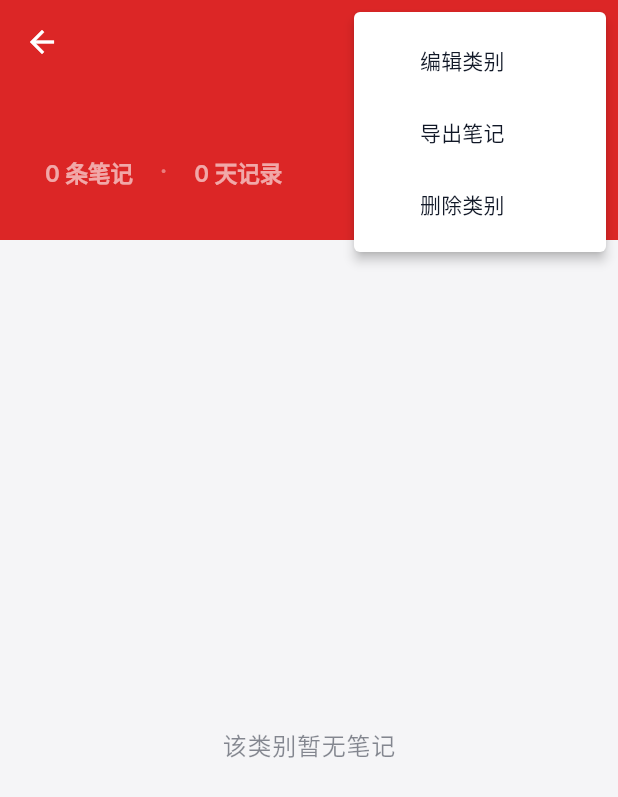
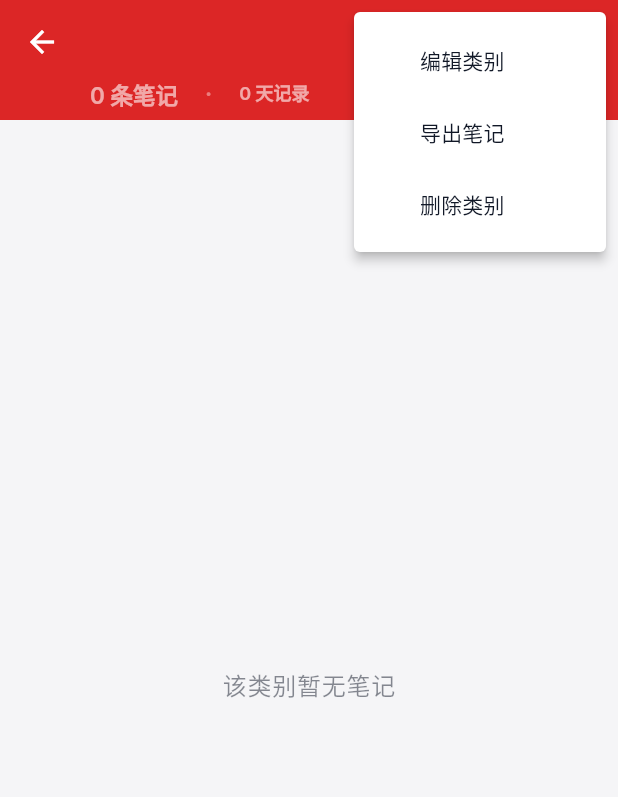
Before and after one commit to Lvlin-Qiuyu/ze-memo, a Flutter app: the CategoryDetailPage screen opened directly with empty values, after a tap on the "more vert" icon, on a phone screen of 412 x 824 dp. Shown: the top 797 px of the screen. Run offline on Flutter 3.47's test engine with Material 3 defaults, Android fonts, the light colour scheme and no system bars; our stand-ins replace dio, google_fonts, shared_preferences; accounts and stored records are empty; statements that could not run were skipped.

Commit message:
调整笔记内容页标题栏的样式

```diff
--- a/lib/presentation/pages/category_detail_page.dart
+++ b/lib/presentation/pages/category_detail_page.dart
@@ -67,7 +67,7 @@ class _CategoryDetailPageState extends State<CategoryDetailPage> {
         slivers: [
           // 自定义 AppBar
           SliverAppBar(
-            expandedHeight: 160,
+            expandedHeight: 80,
             floating: false,
             pinned: true,
             backgroundColor: _getCategoryColor(context),
@@ -76,9 +76,10 @@ class _CategoryDetailPageState extends State<CategoryDetailPage> {
               titlePadding: EdgeInsets.zero,
               title: Container(
                 padding: const EdgeInsets.only(
-                  left: 20,
-                  bottom: 24,
-                  right: 80,
+                  left: 40,
+                  top: 5,
+                  bottom: 5,
+                  right: 40,
                 ),
                 child: Column(
                   mainAxisSize: MainAxisSize.min,
@@ -89,7 +90,7 @@ class _CategoryDetailPageState extends State<CategoryDetailPage> {
                       style: const TextStyle(
                         color: Colors.white,
                         fontWeight: FontWeight.w600,
-                        fontSize: 18,
+                        fontSize: 12,
                       ),
                     ),
                     if (widget.noteFile.description.isNotEmpty) ...[
@@ -98,13 +99,11 @@ class _CategoryDetailPageState extends State<CategoryDetailPage> {
                         widget.noteFile.description,
                         style: const TextStyle(
                           color: Colors.white60,
-                          fontSize: 11,
+                          fontSize: 9,
                         ),
-                        maxLines: 1,
-                        overflow: TextOverflow.ellipsis,
                       ),
                     ],
-                    const SizedBox(height: 4),
+                    const SizedBox(height: 2),
                     Row(
                       children: [
                         Text(
@@ -127,7 +126,7 @@ class _CategoryDetailPageState extends State<CategoryDetailPage> {
                           '${widget.noteFile.entriesByDate.length} 天记录',
                           style: const TextStyle(
                             color: Colors.white60,
-                            fontSize: 10,
+                            fontSize: 8,
                           ),
                         ),
                       ],
@@ -281,16 +280,7 @@ class _CategoryDetailPageState extends State<CategoryDetailPage> {
 
 
   Color _getCategoryColor(BuildContext context) {
-    switch (widget.noteFile.category.toLowerCase()) {
-      case 'work':
-        return const Color(0xFF6366F1); // Indigo
-      case 'study':
-        return const Color(0xFF10B981); // Emerald
-      case 'life':
-        return const Color(0xFFF59E0B); // Amber
-      default:
-        return Theme.of(context).colorScheme.primary;
-    }
+    return Theme.of(context).colorScheme.primary;
   }
 
   IconData _getCategoryIcon() {
```
